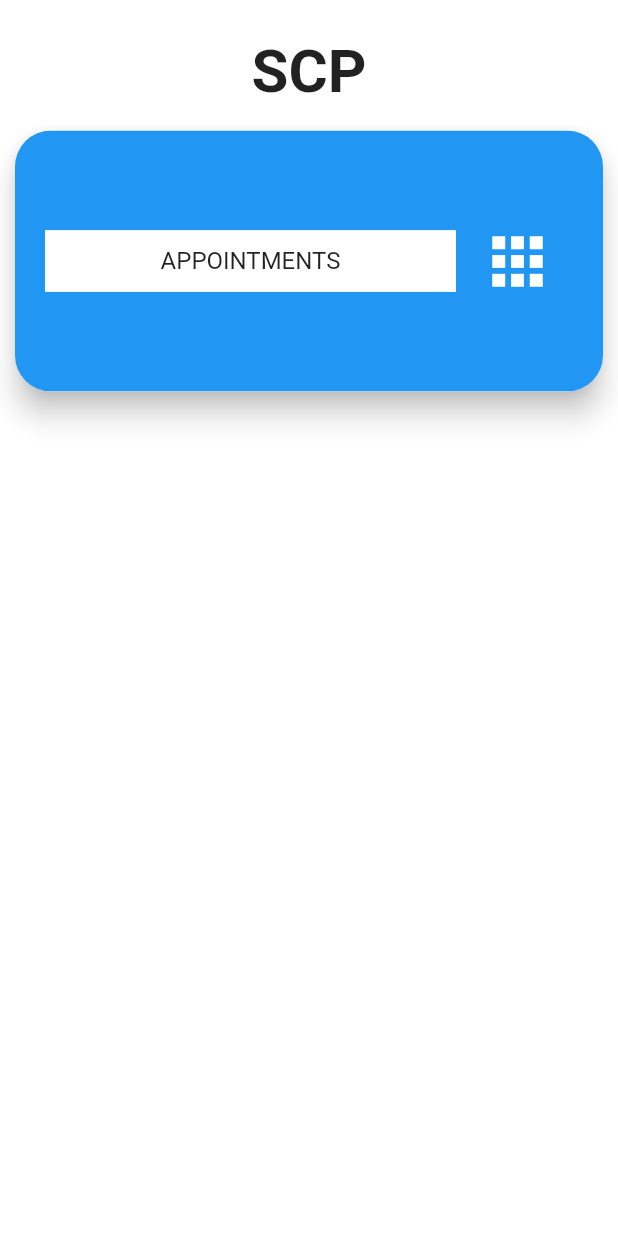
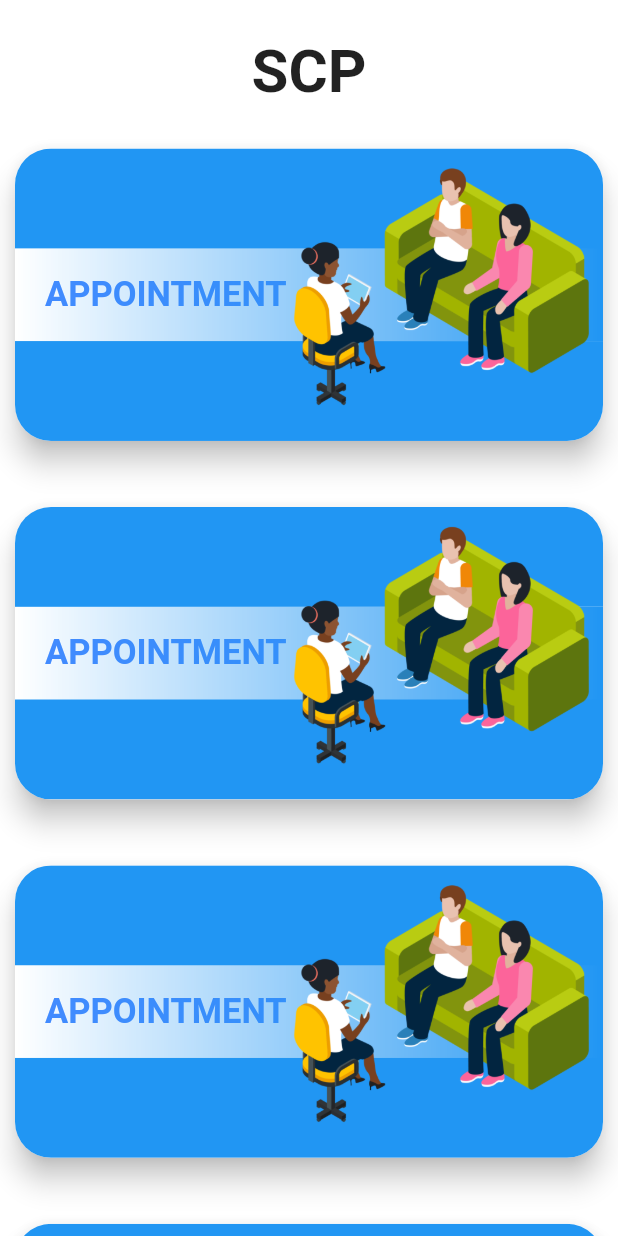
Before and after one commit to cmobiledev5/Institute-Counselling-mobile-app, a Flutter app: the screen it shows after launch, on a phone screen of 412 x 824 dp. Run offline on Flutter 3.47's test engine with Material 2 defaults, Android fonts, the phone set to English and light mode, and no system bars.

Commit message:
Basic Appointment Card Layout.
Signed-off-by: Thesmader <dsmarak17@gmail.com>

```diff
--- a/scp/lib/main.dart
+++ b/scp/lib/main.dart
@@ -27,13 +27,19 @@ class HomePage extends StatefulWidget {
 }
 
 class _HomePageState extends State<HomePage> {
-  cardBuilder(heightFactor) => SizedBox(
-        height: heightFactor * 0.5,
+  cardBuilder(heightFactor,textScaleFactor) => SizedBox(
+        height: heightFactor * 0.58,
+        child: Padding(
+          padding: const EdgeInsets.only(top: 12.0),
           child: Card(
-          shape: RoundedRectangleBorder(borderRadius: BorderRadius.circular(24.0)),
+            shape: RoundedRectangleBorder(
+                borderRadius: BorderRadius.circular(24.0)),
             elevation: 8.0,
             margin: new EdgeInsets.symmetric(horizontal: 10.0, vertical: 16.0),
-          child: ClipRRect(
+            child: Stack(
+              fit: StackFit.passthrough,
+              children: <Widget>[
+                ClipRRect(
                   borderRadius: BorderRadius.circular(24.0),
                   child: Container(
                     decoration: BoxDecoration(color: Colors.blue),
@@ -41,17 +47,27 @@ class _HomePageState extends State<HomePage> {
                       height: heightFactor * 0.3,
                       child: Center(
                         child: ListTile(
-
-                    contentPadding:
-                        EdgeInsets.symmetric(horizontal: 20.0, vertical: 10.0),
-                    title: Container(
-                      height: heightFactor*0.1,
+                          contentPadding: EdgeInsets.symmetric(
+                              vertical: 10.0),
+                          title: ShaderMask(
+                            shaderCallback: (rect) {
+                              return LinearGradient(
+                                begin: Alignment.centerLeft,
+                                end: Alignment.centerRight,
+                                colors: [Colors.black, Colors.transparent],
+                              ).createShader(Rect.fromLTRB(0, 0, rect.width, rect.height));
+                            },
+                              blendMode: BlendMode.dstIn,
+                            child: Container(
+                              height: heightFactor * 0.15,
                               color: Colors.white,
-                      child: Center(child: Text('APPOINTMENTS',textAlign: TextAlign.left,)),
-                    ),
-                    trailing: Container(
-                      padding: EdgeInsets.only(right: 12.0),
-                      child: Icon(Icons.apps, color: Colors.white,size: 50.0,),
+                              padding: EdgeInsets.only(left: 20.0),
+                              child: Align(
+                                alignment: Alignment.centerLeft,
+                                child: Text(
+                                  'APPOINTMENT',
+                                  style: TextStyle(fontSize: 23.0*textScaleFactor,color: Colors.blueAccent,fontWeight: FontWeight.bold),
+                                  textAlign: TextAlign.left,
                                 ),
                               ),
                             ),
@@ -59,25 +75,36 @@ class _HomePageState extends State<HomePage> {
                         ),
                       ),
                     ),
+                  ),
+                ),
+
+                SizedBox(child: Image.asset('assets/scp_app.png',alignment: Alignment.centerRight,),
+                ),],
+            ),
+          ),
+        ),
       );
   @override
   Widget build(BuildContext context) {
     var queryWidth = MediaQuery.of(context).size.width;
+    var textScaleFactor = MediaQuery.of(context).textScaleFactor;
     return Scaffold(
       backgroundColor: Colors.white,
       body: ListView(
         scrollDirection: Axis.vertical,
-        physics: BouncingScrollPhysics(),
         children: <Widget>[
           Padding(
             padding: const EdgeInsets.only(top: 24.0),
             child: Text(
               'SCP',
               textAlign: TextAlign.center,
-              style: TextStyle(fontSize: 40.0,fontWeight: FontWeight.bold),
+              style: TextStyle(fontSize: 40.0, fontWeight: FontWeight.bold),
             ),
           ),
-          cardBuilder(queryWidth),
+          cardBuilder(queryWidth,textScaleFactor),
+          cardBuilder(queryWidth,textScaleFactor),
+          cardBuilder(queryWidth,textScaleFactor),
+          cardBuilder(queryWidth,textScaleFactor),
         ],
       ),
     );
--- a/scp/pubspec.yaml
+++ b/scp/pubspec.yaml
@@ -40,6 +40,8 @@ flutter:
   # assets:
   #  - images/a_dot_burr.jpeg
   #  - images/a_dot_ham.jpeg
+  assets:
+    - assets/
 
   # An image asset can refer to one or more resolution-specific "variants", see
   # https://flutter.io/assets-and-images/#resolution-aware.
```
Also changed, not shown: scp/assets/scp_app.png (added), scp/assets/scp_faq.png (added), scp/assets/scp_mentors.png (added). Lines whose indentation alone changed are shown as unchanged.
